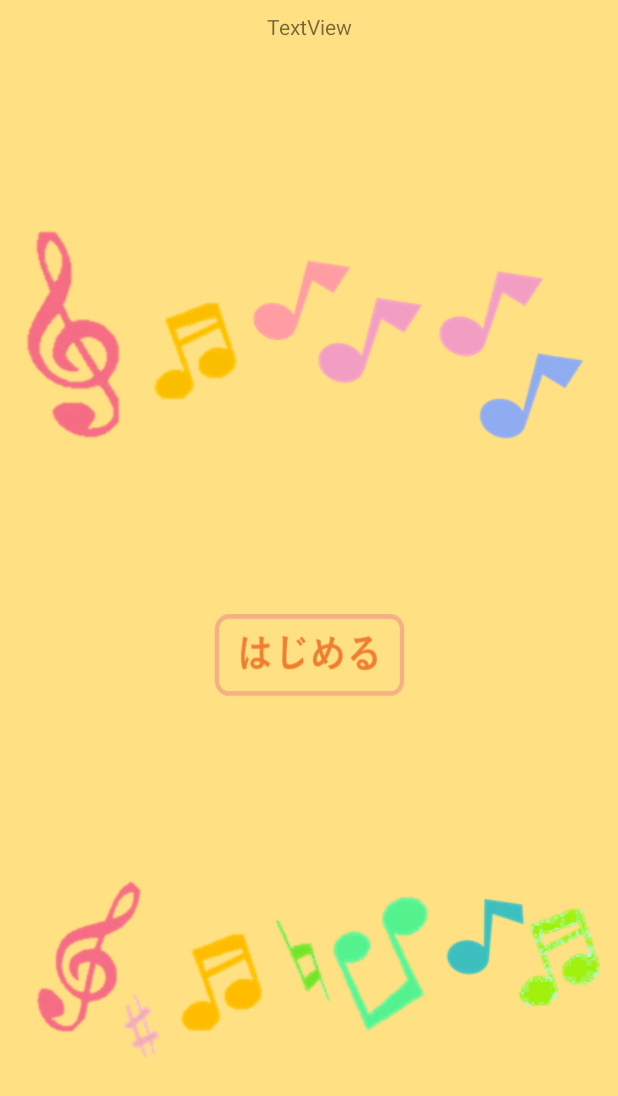
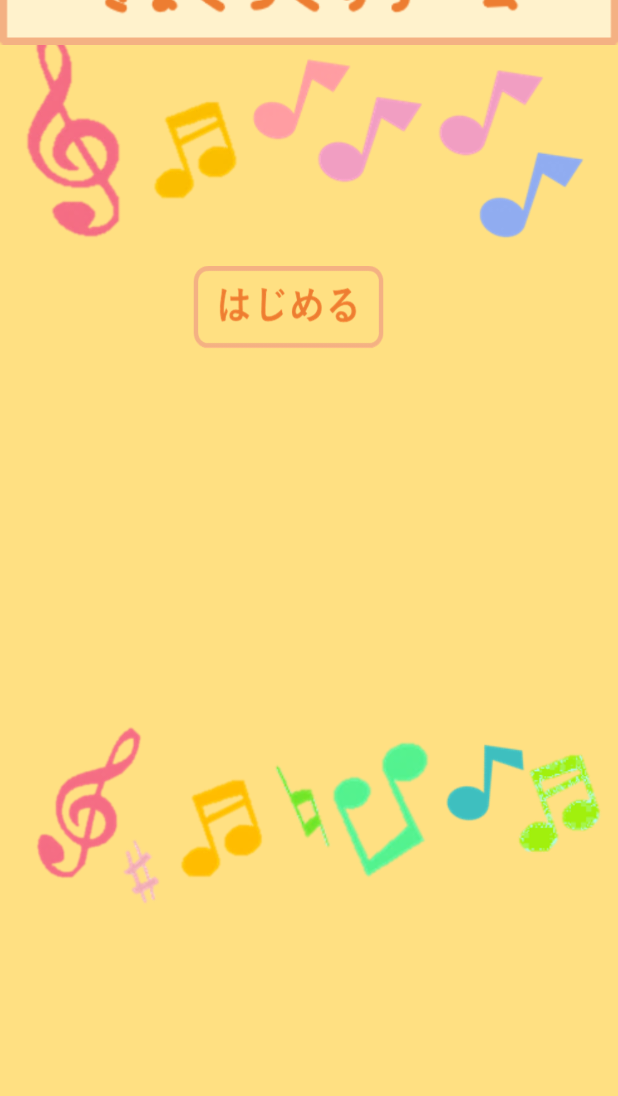
Before and after one commit to tomoki-hirai/Spajam2018, an Android app: the screen it shows after launch (TitleActivity), on a phone screen of 412 x 824 dp. Shown: the top 1096 px of the screen. Run offline under Robolectric (Android 15) with nearby library versions, the phone set to English and light mode, and no system bars.

Commit message:
buttonやった

```diff
--- a/app/src/main/res/layout/activity_title.xml
+++ b/app/src/main/res/layout/activity_title.xml
@@ -17,7 +17,7 @@
         android:text=""
         app:layout_constraintBottom_toTopOf="@+id/imageView3"
         app:layout_constraintEnd_toEndOf="parent"
-        app:layout_constraintHorizontal_bias="0.5"
+        app:layout_constraintHorizontal_bias="0.448"
         app:layout_constraintStart_toStartOf="parent"
         app:layout_constraintTop_toBottomOf="@+id/imageView2" />
 
@@ -27,13 +27,11 @@
         android:layout_height="wrap_content"
         android:layout_marginEnd="8dp"
         android:layout_marginStart="8dp"
-        android:layout_marginTop="8dp"
-        app:layout_constraintBottom_toTopOf="@+id/startButton"
         app:layout_constraintEnd_toEndOf="parent"
-        app:layout_constraintHorizontal_bias="0.5"
+        app:layout_constraintHorizontal_bias="0.0"
         app:layout_constraintStart_toStartOf="parent"
-        app:layout_constraintTop_toBottomOf="@+id/textView4"
-        app:srcCompat="@drawable/up_sound" />
+        app:srcCompat="@drawable/up_sound"
+        tools:layout_editor_absoluteY="25dp" />
 
     <ImageView
         android:id="@+id/imageView3"
@@ -41,24 +39,24 @@
         android:layout_height="wrap_content"
         android:layout_marginEnd="8dp"
         android:layout_marginStart="8dp"
-        app:layout_constraintBottom_toBottomOf="parent"
+        android:layout_marginTop="228dp"
+        app:layout_constraintEnd_toEndOf="parent"
+        app:layout_constraintHorizontal_bias="0.0"
+        app:layout_constraintStart_toStartOf="parent"
+        app:layout_constraintTop_toBottomOf="@+id/startButton"
+        app:srcCompat="@drawable/under_sound" />
+
+    <ImageView
+        android:id="@+id/imageView5"
+        android:layout_width="wrap_content"
+        android:layout_height="wrap_content"
+        android:layout_marginBottom="8dp"
+        android:layout_marginTop="8dp"
+        app:layout_constraintBottom_toTopOf="@+id/imageView2"
         app:layout_constraintEnd_toEndOf="parent"
         app:layout_constraintHorizontal_bias="0.5"
         app:layout_constraintStart_toStartOf="parent"
-        app:layout_constraintTop_toBottomOf="@+id/startButton"
-        app:layout_constraintVertical_bias="0.503"
-        app:srcCompat="@drawable/under_sound" />
-
-    <TextView
-        android:id="@+id/textView4"
-        android:layout_width="wrap_content"
-        android:layout_height="wrap_content"
-        android:layout_marginEnd="8dp"
-        android:layout_marginStart="8dp"
-        android:layout_marginTop="8dp"
-        android:text="TextView"
-        app:layout_constraintEnd_toEndOf="parent"
-        app:layout_constraintStart_toStartOf="parent"
-        app:layout_constraintTop_toTopOf="parent" />
+        app:layout_constraintTop_toTopOf="parent"
+        app:srcCompat="@drawable/titol" />
 
 </android.support.constraint.ConstraintLayout>
```
Also changed, not shown: app/src/main/res/layout/activity_main.xml (+4 -4 lines), app/src/main/res/layout/fragment_home.xml (+9 -9 lines), app/src/main/res/drawable/sound_item.png (added), app/src/main/res/drawable/titol.png (added).
